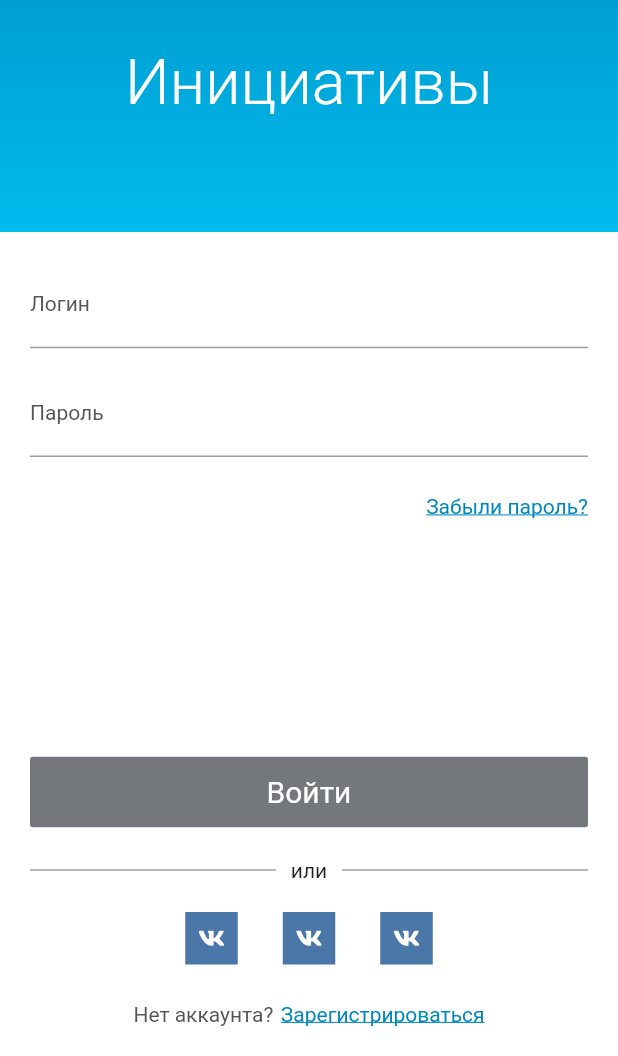
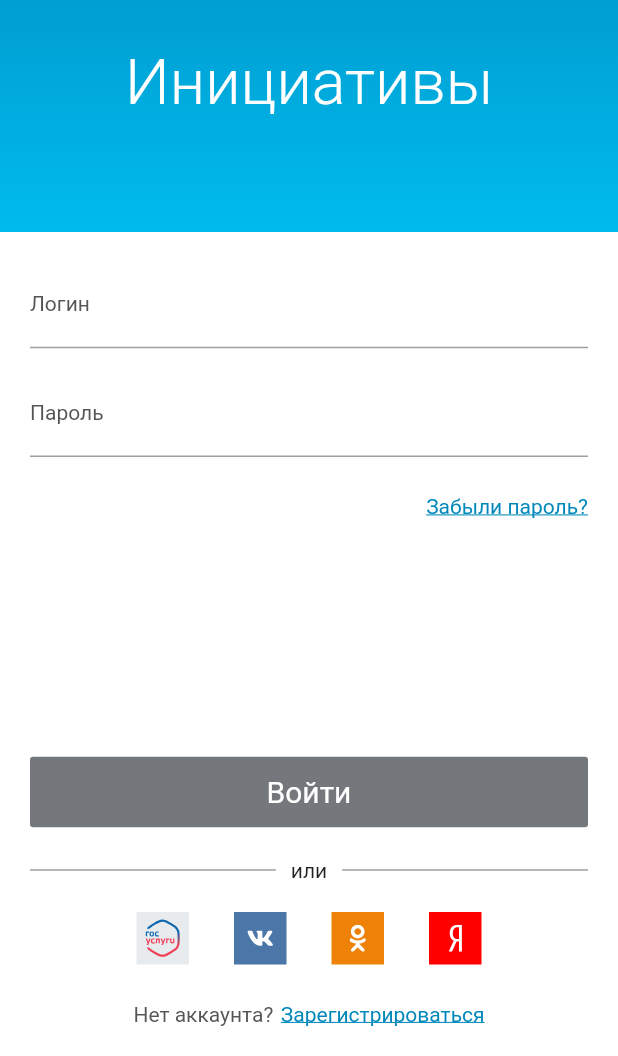
Before and after one commit to VladislavRUS/digitalcontest-mobile, a Flutter app: the screen it shows after launch, on a phone screen of 412 x 824 dp, the part 180-1236 px from its top. Run offline on Flutter 3.47's test engine with Material 2 defaults, Android fonts, the phone set to English and light mode, and no system bars; our stand-ins replace firebase_messaging, flutter_svg, shared_preferences; missing offline and left inert: requests; accounts and stored records are empty.

Commit message:
add app icon and social icons

```diff
--- a/lib/main.dart
+++ b/lib/main.dart
@@ -14,6 +14,7 @@ import 'package:intl/intl.dart';
 import 'package:scoped_model/scoped_model.dart';
 
 final FirebaseMessaging _firebaseMessaging = FirebaseMessaging();
+final GlobalKey<NavigatorState> navigatorKey = new GlobalKey<NavigatorState>();
 
 void main() async {
   const defaultLocale = 'ru_RU';
@@ -46,6 +47,7 @@ class MyApp extends StatelessWidget {
   @override
   Widget build(BuildContext context) {
     return MaterialApp(
+      navigatorKey: navigatorKey,
       theme: ThemeData(
           canvasColor: Colors.white,
           primaryColor: AppColors.MAIN_COLOR,
--- a/lib/screens/login/login.dart
+++ b/lib/screens/login/login.dart
@@ -83,9 +83,11 @@ class LoginScreenState extends State<LoginScreen> {
       child: Row(
         mainAxisAlignment: MainAxisAlignment.center,
         children: <Widget>[
+          buildGosIcon(
+              'assets/icons/gos.svg', Color.fromARGB(255, 231, 235, 238)),
           buildIcon('assets/icons/vk.svg', Color.fromARGB(255, 74, 118, 168)),
-          buildIcon('assets/icons/vk.svg', Color.fromARGB(255, 74, 118, 168)),
-          buildIcon('assets/icons/vk.svg', Color.fromARGB(255, 74, 118, 168)),
+          buildIcon('assets/icons/ok.svg', Color.fromARGB(255, 238, 130, 8)),
+          buildIcon('assets/icons/yandex.svg', Color.fromARGB(255, 255, 0, 0)),
         ],
       ),
     );
@@ -104,6 +106,16 @@ class LoginScreenState extends State<LoginScreen> {
         height: 18,
         color: Colors.white,
       )),
+    );
+  }
+
+  Widget buildGosIcon(String asset, Color color) {
+    return Container(
+      margin: EdgeInsets.symmetric(horizontal: 15),
+      color: color,
+      width: 35,
+      height: 35,
+      child: Center(child: SvgPicture.asset(asset, width: 30, height: 30)),
     );
   }
 
--- a/lib/store/root_store.dart
+++ b/lib/store/root_store.dart
@@ -8,7 +8,7 @@ import 'package:scoped_model/scoped_model.dart';
 import 'package:shared_preferences/shared_preferences.dart';
 
 class RootStore extends Model {
-  String apiHost = 'http://10.178.198.164:3000';
+  String apiHost = 'http://212.109.218.86:3000';
   bool updateTokenError = false;
   String firebaseToken;
   TopicsStore topicsStore;
--- a/pubspec.yaml
+++ b/pubspec.yaml
@@ -32,7 +32,12 @@ dependencies:
 dev_dependencies:
   flutter_test:
     sdk: flutter
+  flutter_launcher_icons: 0.7.3
 
+flutter_icons:
+  android: "launcher_icon"
+  ios: true
+  image_path: "assets/icons/app_icon.png"
 
 # For information on the generic Dart part of this file, see the
 # following page: https://dart.dev/tools/pub/pubspec
```
Also changed, not shown: lib/screens/initial/initial.dart (+37 -4 lines), lib/screens/polls/polls.dart (+27 -3 lines), lib/screens/profile/profile.dart (+8 -2 lines), lib/store/polls_store.dart (+26 -1 lines), assets/icons/app_icon.png (added), assets/icons/gos.svg (added), assets/icons/ok.svg (added), assets/icons/yandex.svg (added), pubspec.lock, 21 other files.
